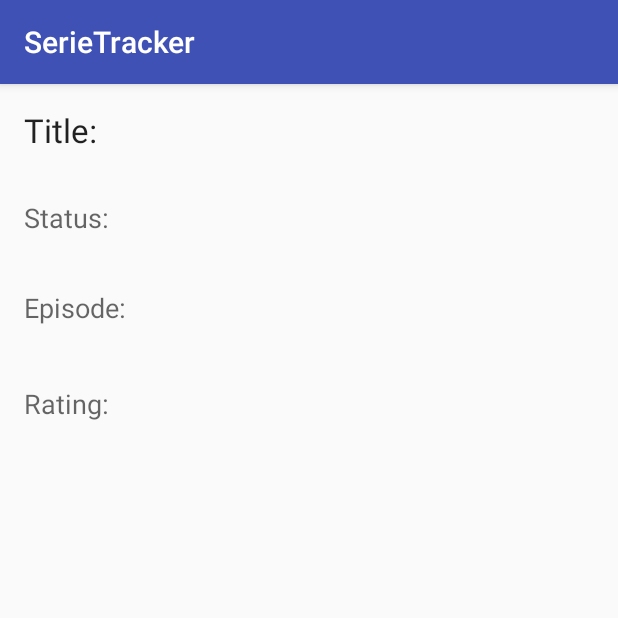
After one commit to lisathe/MAD, an Android app: the SerieDetailsActivity screen opened directly, with no data from a screen before it, on a phone screen of 412 x 824 dp, the top half of it. The commit adds this screen. Run offline under Robolectric (Android 15) with nearby library versions, the phone set to English and light mode, and no system bars.

Commit message:
Add xml file for serial details class

```diff
--- a/SerieTracker/SerieTracker/app/src/main/AndroidManifest.xml
+++ b/SerieTracker/SerieTracker/app/src/main/AndroidManifest.xml
@@ -18,6 +18,7 @@
                 <category android:name="android.intent.category.LAUNCHER" />
             </intent-filter>
         </activity>
+        <activity android:name=".SerieDetailsActivity"></activity>
     </application>
 
 </manifest>
--- /dev/null
+++ b/SerieTracker/SerieTracker/app/src/main/java/com/example/lisa/serietracker/SerieDetailsActivity.java
@@ -0,0 +1,33 @@
+package com.example.lisa.serietracker;
+
+import android.support.v7.app.AppCompatActivity;
+import android.os.Bundle;
+import android.widget.TextView;
+
+public class SerieDetailsActivity extends AppCompatActivity {
+
+    private TextView title, status, episode, rating;
+    @Override
+    protected void onCreate(Bundle savedInstanceState) {
+        super.onCreate(savedInstanceState);
+        setContentView(R.layout.activity_serie_details);
+
+        title = (TextView) findViewById(R.id.activity_details_title);
+        status = (TextView) findViewById(R.id.activity_details_status);
+        episode = (TextView) findViewById(R.id.activity_details_ep);
+        rating = (TextView) findViewById(R.id.activity_details_rating);
+
+        //get values from intent
+        String titleString = getIntent().getStringExtra("title");
+        String statusString = getIntent().getStringExtra("status");
+        String epString = getIntent().getStringExtra("ep");
+        String ratingString = getIntent().getStringExtra("rating");
+
+        //set values
+        title.setText(titleString);
+        status.setText(statusString);
+        episode.setText(epString);
+        rating.setText(ratingString);
+
+    }
+}
--- /dev/null
+++ b/SerieTracker/SerieTracker/app/src/main/res/layout/activity_serie_details.xml
@@ -0,0 +1,87 @@
+<?xml version="1.0" encoding="utf-8"?>
+<RelativeLayout xmlns:android="http://schemas.android.com/apk/res/android"
+    xmlns:tools="http://schemas.android.com/tools"
+    android:layout_width="match_parent"
+    android:layout_height="match_parent"
+    android:paddingBottom="@dimen/activity_vertical_margin"
+    android:paddingLeft="@dimen/activity_horizontal_margin"
+    android:paddingRight="@dimen/activity_horizontal_margin"
+    android:paddingTop="@dimen/activity_vertical_margin"
+    tools:context="com.example.lisa.serietracker.SerieDetailsActivity">
+
+    <TextView
+        android:layout_width="wrap_content"
+        android:layout_height="wrap_content"
+        android:textAppearance="?android:attr/textAppearanceLarge"
+        android:text="Title:"
+        android:id="@+id/textView5"
+        android:layout_alignParentTop="true"
+        android:layout_alignParentStart="true" />
+
+    <TextView
+        android:layout_width="wrap_content"
+        android:layout_height="wrap_content"
+        android:textAppearance="?android:attr/textAppearanceLarge"
+        android:text="Nyom"
+        android:id="@+id/activity_details_title"
+        android:layout_alignParentTop="true"
+        android:layout_toEndOf="@+id/textView5" />
+
+    <TextView
+        android:layout_width="wrap_content"
+        android:layout_height="wrap_content"
+        android:textAppearance="?android:attr/textAppearanceMedium"
+        android:text="Status:"
+        android:id="@+id/tv"
+        android:layout_below="@+id/textView5"
+        android:layout_alignParentStart="true"
+        android:layout_marginTop="31dp" />
+
+    <TextView
+        android:layout_width="wrap_content"
+        android:layout_height="wrap_content"
+        android:textAppearance="?android:attr/textAppearanceMedium"
+        android:text="Completed"
+        android:id="@+id/activity_details_status"
+        android:layout_alignTop="@+id/tv"
+        android:layout_toEndOf="@+id/tv"
+        android:layout_marginStart="19dp" />
+
+    <TextView
+        android:layout_width="wrap_content"
+        android:layout_height="wrap_content"
+        android:textAppearance="?android:attr/textAppearanceMedium"
+        android:text="Episode:"
+        android:id="@+id/textView6"
+        android:layout_below="@+id/tv"
+        android:layout_alignParentStart="true"
+        android:layout_marginTop="35dp" />
+
+    <TextView
+        android:layout_width="wrap_content"
+        android:layout_height="wrap_content"
+        android:textAppearance="?android:attr/textAppearanceMedium"
+        android:text="8"
+        android:id="@+id/activity_details_ep"
+        android:layout_alignTop="@+id/textView6"
+        android:layout_alignStart="@+id/activity_details_status" />
+
+    <TextView
+        android:layout_width="wrap_content"
+        android:layout_height="wrap_content"
+        android:textAppearance="?android:attr/textAppearanceMedium"
+        android:text="Rating:"
+        android:id="@+id/textView7"
+        android:layout_below="@+id/textView6"
+        android:layout_alignParentStart="true"
+        android:layout_marginTop="39dp" />
+
+    <TextView
+        android:layout_width="wrap_content"
+        android:layout_height="wrap_content"
+        android:textAppearance="?android:attr/textAppearanceMedium"
+        android:text="5"
+        android:id="@+id/activity_details_rating"
+        android:layout_alignTop="@+id/textView7"
+        android:layout_toEndOf="@+id/textView6" />
+</RelativeLayout>
```
Also changed, not shown: SerieTracker/SerieTracker/app/src/main/java/com/example/lisa/serietracker/MainActivity.java (+20 -2 lines), SerieTracker/SerieTracker/app/src/main/res/layout/row_item.xml (+48 -13 lines).
